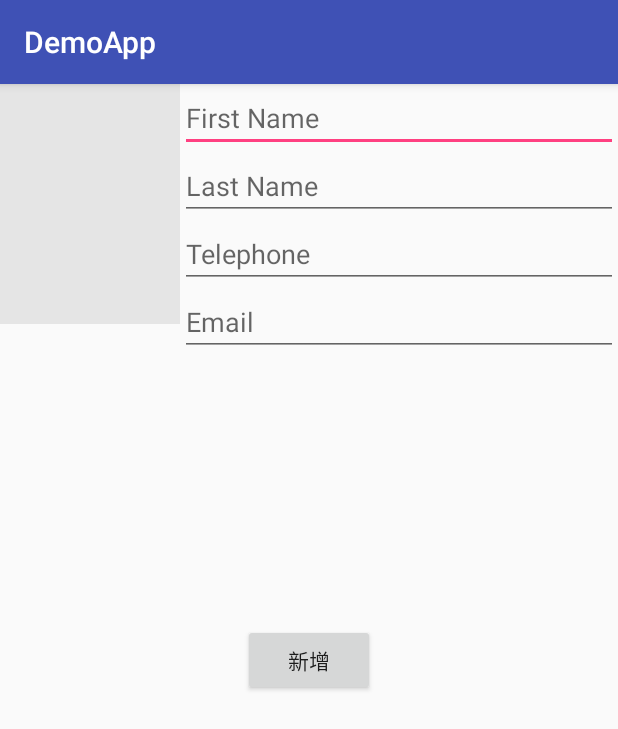
After one commit to boris88210/DemoApp, an Android app: the ContactInsertActivity screen opened directly, with no data from a screen before it, on a phone screen of 412 x 824 dp. The commit adds this screen. Shown: the top 729 px of the screen. Run offline under Robolectric (Android 15) with nearby library versions, the phone set to English and light mode, and no system bars; our stand-ins replace ButterKnife.

Commit message:
新增聯絡人頁面，可直接將聯絡人存入手機

```diff
--- a/app/src/main/AndroidManifest.xml
+++ b/app/src/main/AndroidManifest.xml
@@ -69,7 +69,8 @@
         <activity android:name=".activities.thread.ThreadActivity" />
         <activity android:name=".activities.VibrationActivity" />
         <activity android:name=".activities.contacts.ContactActivity" />
-        <activity android:name=".activities.database.DatabaseActivity"></activity>
+        <activity android:name=".activities.database.DatabaseActivity" />
+        <activity android:name=".activities.contacts.ContactInsertActivity"></activity>
     </application>
 
 </manifest>
--- a/app/src/main/java/com/development/borissu/demoapp/activities/BaseNavigationActivity.java
+++ b/app/src/main/java/com/development/borissu/demoapp/activities/BaseNavigationActivity.java
@@ -27,6 +27,7 @@ import com.development.borissu.demoapp.activities.album.AlbumActivity;
 import com.development.borissu.demoapp.activities.behavior.BehaviorActivity;
 import com.development.borissu.demoapp.activities.camera.CameraActivity;
 import com.development.borissu.demoapp.activities.contacts.ContactActivity;
+import com.development.borissu.demoapp.activities.contacts.ContactInsertActivity;
 import com.development.borissu.demoapp.activities.database.DatabaseActivity;
 import com.development.borissu.demoapp.activities.movePic.MovePicActivity;
 import com.development.borissu.demoapp.activities.spinner.SpinnerActivity;
@@ -167,6 +168,11 @@ public class BaseNavigationActivity extends BaseActivity implements
                 startActivity(it);
                 break;
 
+            case R.id.nav_contacts_insert:
+                it.setClass(this, ContactInsertActivity.class);
+                startActivity(it);
+                break;
+
             case R.id.nav_vibration:
                 it.setClass(this, VibrationActivity.class);
                 startActivity(it);
--- a/app/src/main/java/com/development/borissu/demoapp/activities/contacts/ContactActivity.java
+++ b/app/src/main/java/com/development/borissu/demoapp/activities/contacts/ContactActivity.java
@@ -85,7 +85,7 @@ public class ContactActivity extends BaseActivity implements
     // Defines a variable for the search string
     private String mSearchString;
     // Defines the array to hold values that replace the ?
-    private String[] mSelectionArgs = { mSearchString };
+    private String[] mSelectionArgs = {mSearchString};
 
     @Override
     protected void onCreate(Bundle savedInstanceState) {
@@ -157,7 +157,7 @@ public class ContactActivity extends BaseActivity implements
                 SELECTION,
                 mSelectionArgs,
                 null
-                );
+        );
     }
 
     @Override
--- /dev/null
+++ b/app/src/main/java/com/development/borissu/demoapp/activities/contacts/ContactInsertActivity.java
@@ -0,0 +1,77 @@
+package com.development.borissu.demoapp.activities.contacts;
+
+import android.content.ContentUris;
+import android.content.ContentValues;
+import android.net.Uri;
+import android.provider.ContactsContract;
+import android.support.v7.app.AppCompatActivity;
+import android.os.Bundle;
+import android.widget.EditText;
+
+import com.development.borissu.demoapp.R;
+import com.development.borissu.demoapp.activities.BaseActivity;
+
+import butterknife.BindView;
+import butterknife.OnClick;
+
+public class ContactInsertActivity extends BaseActivity {
+
+    @BindView(R.id.et_first_name)
+    EditText firstNameInput;
+    @BindView(R.id.et_last_name)
+    EditText lastNameInput;
+    @BindView(R.id.et_email)
+    EditText emailInput;
+    @BindView(R.id.et_phone)
+    EditText phoneInput;
+
+    @Override
+    protected void onCreate(Bundle savedInstanceState) {
+        super.onCreate(savedInstanceState);
+        setContentView(R.layout.activity_contact_insert);
+    }
+
+    @OnClick(R.id.btn_insert_contact)
+    public void onClickInsertContact() {
+        ContentValues values = new ContentValues();
+// 首先向RawContacts.CONTENT_URI 執行一個空值插入(raw_contacts 表), 為了建立聯繫人 ID
+        Uri rawContactUri = getContentResolver().insert(
+                ContactsContract.RawContacts.CONTENT_URI, values);
+// 然後取得系統返回的rawContactId ， 就是新加入的這個聯繫人的 ID
+        long rawContactId = ContentUris.parseId(rawContactUri);
+// 往data 表輸入姓名資料
+        values.clear();
+// raw_contacts_id 欄位，是 raw_contacts 表格 id 的外部鍵，用於說明此記錄屬於哪一個聯繫人
+        values.put(ContactsContract.Data.RAW_CONTACT_ID, rawContactId);
+// Data.MIMETYPE 欄位，用於描述此資料的類型，電話號碼？Email？....
+        values.put(ContactsContract.Data.MIMETYPE, ContactsContract.CommonDataKinds.StructuredName.CONTENT_ITEM_TYPE);
+        values.put(ContactsContract.CommonDataKinds.StructuredName.GIVEN_NAME, lastNameInput.getText().toString());
+        values.put(ContactsContract.Data.MIMETYPE, ContactsContract.CommonDataKinds.StructuredName.CONTENT_ITEM_TYPE);
+        values.put(ContactsContract.CommonDataKinds.StructuredName.FAMILY_NAME, firstNameInput.getText().toString());
+        getContentResolver().insert(
+                android.provider.ContactsContract.Data.CONTENT_URI, values);
+// 往data 表輸入電話資料
+        values.clear();
+        values.put(ContactsContract.Data.RAW_CONTACT_ID, rawContactId);
+        values.put(ContactsContract.Data.MIMETYPE, ContactsContract.CommonDataKinds.Phone.CONTENT_ITEM_TYPE);
+        values.put(ContactsContract.CommonDataKinds.Phone.NUMBER, phoneInput.getText().toString());
+        values.put(ContactsContract.CommonDataKinds.Phone.TYPE, ContactsContract.CommonDataKinds.Phone.TYPE_MOBILE);
+        getContentResolver().insert(
+                android.provider.ContactsContract.Data.CONTENT_URI, values);
+
+//        values.put(ContactsContract.Data.MIMETYPE, ContactsContract.CommonDataKinds.Phone.CONTENT_ITEM_TYPE);
+//        values.put(ContactsContract.CommonDataKinds.Phone.NUMBER, phone_Home.getText().toString());
+//        values.put(ContactsContract.CommonDataKinds.Phone.TYPE, ContactsContract.CommonDataKinds.Phone.TYPE_HOME);
+//        getContentResolver().insert(
+//                android.provider.ContactsContract.Data.CONTENT_URI, values);
+// 往data 表入Email 數據
+        values.clear();
+        values.put(ContactsContract.Data.RAW_CONTACT_ID, rawContactId);
+        values.put(ContactsContract.Data.MIMETYPE, ContactsContract.CommonDataKinds.Email.CONTENT_ITEM_TYPE);
+        values.put(ContactsContract.CommonDataKinds.Email.DATA, emailInput.getText().toString());
+        values.put(ContactsContract.CommonDataKinds.Email.TYPE, ContactsContract.CommonDataKinds.Email.ADDRESS);
+        getContentResolver().insert(
+                android.provider.ContactsContract.Data.CONTENT_URI, values);
+
+    }
+}
--- /dev/null
+++ b/app/src/main/res/layout/activity_contact_insert.xml
@@ -0,0 +1,64 @@
+<?xml version="1.0" encoding="utf-8"?>
+<android.support.constraint.ConstraintLayout xmlns:android="http://schemas.android.com/apk/res/android"
+    xmlns:app="http://schemas.android.com/apk/res-auto"
+    xmlns:tools="http://schemas.android.com/tools"
+    android:layout_width="match_parent"
+    android:layout_height="match_parent"
+    tools:context="com.development.borissu.demoapp.activities.contacts.ContactInsertActivity">
+
+    <ImageView
+        android:id="@+id/img_contact_pic"
+        android:layout_width="120dp"
+        android:layout_height="160dp"
+        android:background="#E5E5E5"
+        app:layout_constraintStart_toStartOf="parent"
+        app:layout_constraintTop_toTopOf="parent" />
+
+    <EditText
+        android:id="@+id/et_first_name"
+        android:layout_width="0dp"
+        android:layout_height="wrap_content"
+        android:hint="First Name"
+        app:layout_constraintEnd_toEndOf="parent"
+        app:layout_constraintStart_toEndOf="@+id/img_contact_pic"
+        app:layout_constraintTop_toTopOf="parent" />
+
+    <EditText
+        android:id="@+id/et_last_name"
+        android:layout_width="0dp"
+        android:layout_height="wrap_content"
+        android:hint="Last Name"
+        app:layout_constraintEnd_toEndOf="parent"
+        app:layout_constraintStart_toEndOf="@+id/img_contact_pic"
+        app:layout_constraintTop_toBottomOf="@+id/et_first_name" />
+
+    <EditText
+        android:id="@+id/et_phone"
+        android:layout_width="0dp"
+        android:layout_height="wrap_content"
+        android:hint="Telephone"
+        app:layout_constraintEnd_toEndOf="parent"
+        app:layout_constraintStart_toEndOf="@+id/img_contact_pic"
+        app:layout_constraintTop_toBottomOf="@+id/et_last_name" />
+
+    <EditText
+        android:id="@+id/et_email"
+        android:layout_width="0dp"
+        android:layout_height="wrap_content"
+        android:hint="Email"
+        app:layout_constraintEnd_toEndOf="parent"
+        app:layout_constraintStart_toEndOf="@+id/img_contact_pic"
+        app:layout_constraintTop_toBottomOf="@+id/et_phone" />
+
+    <Button
+        android:id="@+id/btn_insert_contact"
+        android:layout_width="wrap_content"
+        android:layout_height="wrap_content"
+        android:text="新增"
+        app:layout_constraintBottom_toBottomOf="parent"
+        app:layout_constraintEnd_toEndOf="parent"
+        app:layout_constraintStart_toStartOf="parent"
+        app:layout_constraintTop_toTopOf="parent" />
+
+
+</android.support.constraint.ConstraintLayout>
--- a/app/src/main/res/menu/activity_main_drawer.xml
+++ b/app/src/main/res/menu/activity_main_drawer.xml
@@ -22,6 +22,9 @@
         <item
             android:id="@+id/nav_contacts"
             android:title="@string/nav_Contacts"/>
+        <item
+            android:id="@+id/nav_contacts_insert"
+            android:title="@string/nav_Contacts＿insert"/>
         <item
             android:id="@+id/nav_vibration"
             android:title="@string/nav_Vibration" />
```
